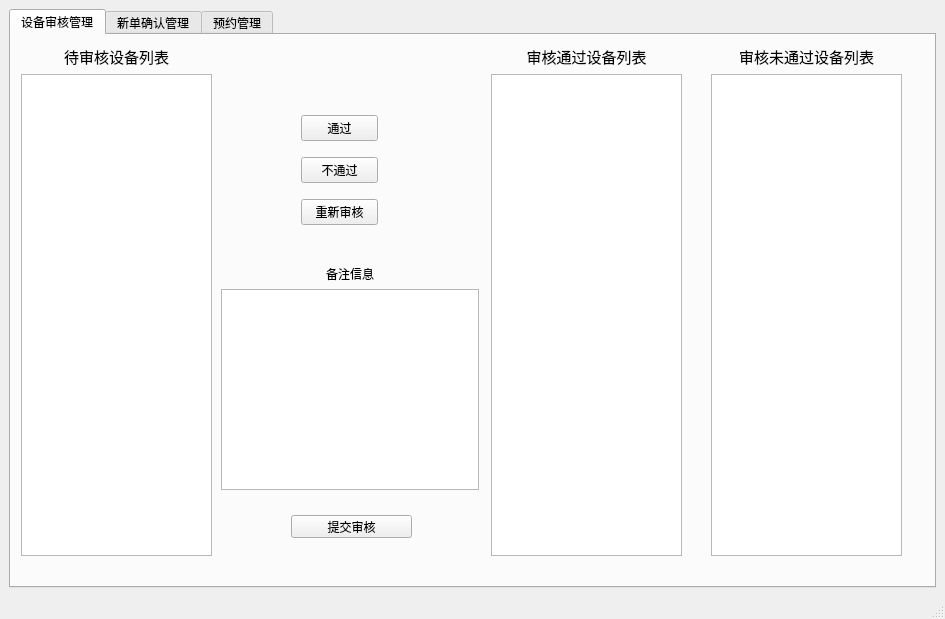
lby1/diantiguanlixitong, file diantiguanlixitong2/mainwindow1.ui: the form before one commit.
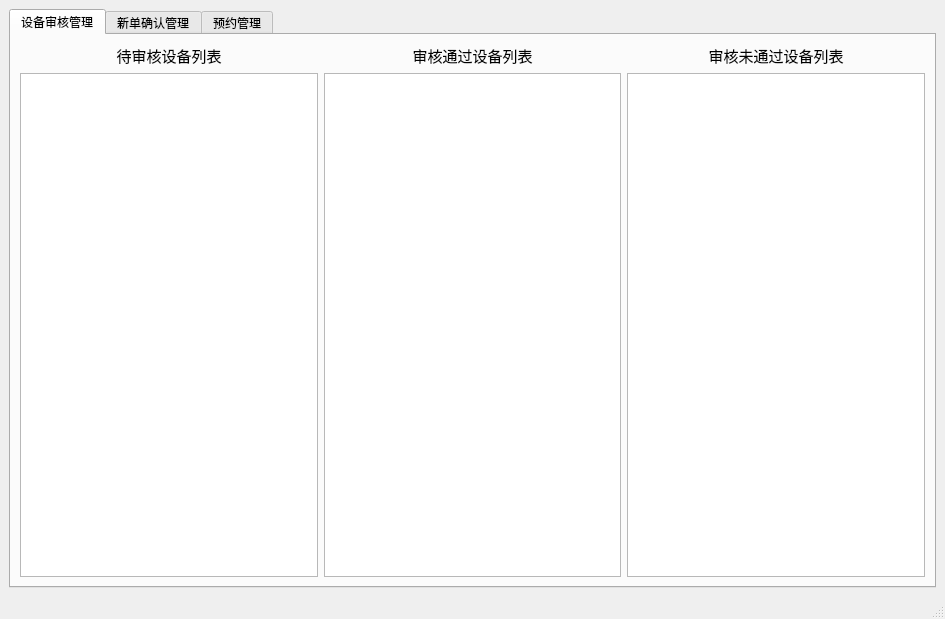
The form after the commit.

```diff
--- a/diantiguanlixitong2/mainwindow1.ui
+++ b/diantiguanlixitong2/mainwindow1.ui
@@ -24,15 +24,10 @@
        <attribute name="title">
         <string>设备审核管理</string>
        </attribute>
-       <widget class="QWidget" name="layoutWidget">
-        <property name="geometry">
-         <rect>
-          <x>10</x>
-          <y>10</y>
-          <width>191</width>
-          <height>511</height>
-         </rect>
-        </property>
+       <layout class="QVBoxLayout" name="verticalLayout_5">
+        <item>
+         <layout class="QHBoxLayout" name="horizontalLayout">
+          <item>
         <layout class="QVBoxLayout" name="verticalLayout">
          <item>
           <widget class="QLabel" name="label">
@@ -51,19 +46,11 @@
           </widget>
          </item>
          <item>
-          <widget class="QListView" name="listView"/>
-         </item>
-        </layout>
-       </widget>
-       <widget class="QWidget" name="layoutWidget">
-        <property name="geometry">
-         <rect>
-          <x>480</x>
-          <y>10</y>
-          <width>191</width>
-          <height>511</height>
-         </rect>
-        </property>
+             <widget class="QTableView" name="tableview_daishen"/>
+            </item>
+           </layout>
+          </item>
+          <item>
         <layout class="QVBoxLayout" name="verticalLayout_2">
          <item>
           <widget class="QLabel" name="label_2">
@@ -82,19 +69,11 @@
           </widget>
          </item>
          <item>
-          <widget class="QListView" name="listView_2"/>
-         </item>
-        </layout>
-       </widget>
-       <widget class="QWidget" name="layoutWidget">
-        <property name="geometry">
-         <rect>
-          <x>700</x>
-          <y>10</y>
-          <width>191</width>
-          <height>511</height>
-         </rect>
-        </property>
+             <widget class="QTableView" name="tableview_tongguo"/>
+            </item>
+           </layout>
+          </item>
+          <item>
         <layout class="QVBoxLayout" name="verticalLayout_3">
          <item>
           <widget class="QLabel" name="label_3">
@@ -113,98 +92,13 @@
           </widget>
          </item>
          <item>
-          <widget class="QListView" name="listView_3"/>
-         </item>
-        </layout>
-       </widget>
-       <widget class="QPushButton" name="pushButton_4">
-        <property name="geometry">
-         <rect>
-          <x>280</x>
-          <y>480</y>
-          <width>121</width>
-          <height>23</height>
-         </rect>
-        </property>
-        <property name="text">
-         <string>提交审核</string>
-        </property>
-       </widget>
-       <widget class="QWidget" name="">
-        <property name="geometry">
-         <rect>
-          <x>290</x>
-          <y>70</y>
-          <width>77</width>
-          <height>131</height>
-         </rect>
-        </property>
-        <layout class="QVBoxLayout" name="verticalLayout_5">
-         <item>
-          <widget class="QPushButton" name="pushButton">
-           <property name="focusPolicy">
-            <enum>Qt::NoFocus</enum>
-           </property>
-           <property name="layoutDirection">
-            <enum>Qt::LeftToRight</enum>
-           </property>
-           <property name="text">
-            <string>通过</string>
-           </property>
-          </widget>
-         </item>
-         <item>
-          <widget class="QPushButton" name="pushButton_2">
-           <property name="focusPolicy">
-            <enum>Qt::NoFocus</enum>
-           </property>
-           <property name="text">
-            <string>不通过</string>
-           </property>
-          </widget>
-         </item>
-         <item>
-          <widget class="QPushButton" name="pushButton_3">
-           <property name="focusPolicy">
-            <enum>Qt::NoFocus</enum>
-           </property>
-           <property name="text">
-            <string>重新审核</string>
-           </property>
-          </widget>
-         </item>
-        </layout>
-       </widget>
-       <widget class="QWidget" name="">
-        <property name="geometry">
-         <rect>
-          <x>210</x>
-          <y>230</y>
-          <width>258</width>
-          <height>225</height>
-         </rect>
-        </property>
-        <layout class="QVBoxLayout" name="verticalLayout_6">
-         <item>
-          <widget class="QLabel" name="label_4">
-           <property name="font">
-            <font>
-             <family>微软雅黑</family>
-            </font>
-           </property>
-           <property name="text">
-            <string>备注信息</string>
-           </property>
-           <property name="alignment">
-            <set>Qt::AlignCenter</set>
-           </property>
-          </widget>
-         </item>
-         <item>
-          <widget class="QTextEdit" name="textEdit"/>
-         </item>
-        </layout>
-       </widget>
+             <widget class="QTableView" name="tableview_weitongguo"/>
+            </item>
+           </layout>
+          </item>
+         </layout>
+        </item>
+       </layout>
       </widget>
       <widget class="QWidget" name="tab_2">
        <attribute name="title">
```
Lines whose indentation alone changed are shown as unchanged.
